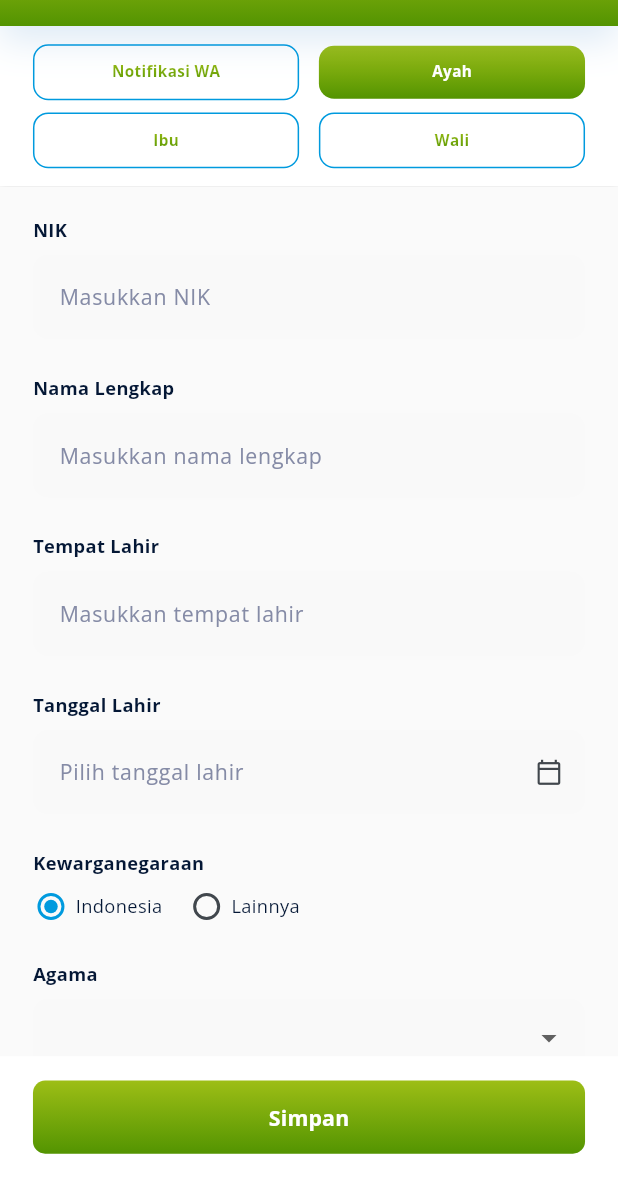
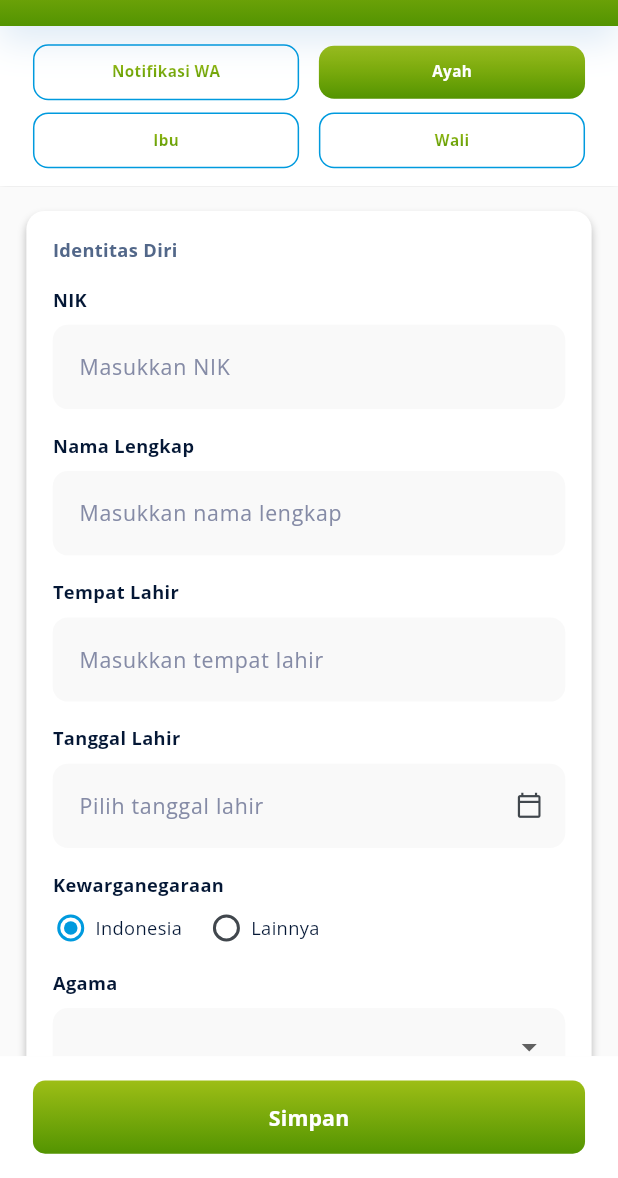
Before and after one commit to Soejii/icarus, a Flutter app: the EditPersonalInfoScreen screen opened by its route, after a tap on "Ayah", on a phone screen of 412 x 824 dp, the part 58-1236 px from its top. Run offline on Flutter 3.47's test engine with Material 3 defaults, Android fonts, the phone set to English and light mode, and no system bars; our stand-ins replace dio, firebase_analytics, firebase_core, firebase_messaging, flutter_hooks, flutter_local_notifications and 11 more; missing offline and left inert: android_intent_plus; accounts and stored records are empty; generated files the repository leaves out were written again; network calls fail.

Commit message:
refactor: group form fields into section cards for edit personal info
Reorganized form fields into themed white section cards (Identitas Diri, Alamat, Pekerjaan, Kontak, Kebutuhan Khusus) with rounded corners and shadows, following the pattern from absence_letter feature. Added sectionCard() helper method to both ParentDataFormWidget and WhatsappFormWidget. Adjusted padding and spacing to align with card-based layout. Background remains grey.shade50 (set by parent).

Co-Authored-By: Claude Sonnet 4.6 <noreply@anthropic.com>

```diff
--- a/lib/features/edit_personal_info/presentation/widgets/parent_data_form_widget.dart
+++ b/lib/features/edit_personal_info/presentation/widgets/parent_data_form_widget.dart
@@ -1,6 +1,7 @@
 import 'package:flutter/material.dart';
 import 'package:flutter_screenutil/flutter_screenutil.dart';
 import 'package:hooks_riverpod/hooks_riverpod.dart';
+import 'package:icarus/app/theme/brand_palette.dart';
 import 'package:icarus/features/edit_personal_info/presentation/widgets/labeled_dropdown_field_widget.dart';
 import 'package:icarus/features/edit_personal_info/presentation/widgets/labeled_form_field_widget.dart';
 import 'package:icarus/features/edit_personal_info/presentation/widgets/labeled_radio_group_widget.dart';
@@ -101,33 +102,62 @@ class _ParentDataFormWidgetState extends ConsumerState<ParentDataFormWidget> {
     }
   }
 
+  sectionCard(String title, List<Widget> children) {
+    return Container(
+      width: double.infinity,
+      padding: EdgeInsets.all(16.w),
+      decoration: BoxDecoration(
+        color: Colors.white,
+        borderRadius: BorderRadius.circular(12.r),
+        boxShadow: context.brand.shadow,
+      ),
+      child: Column(
+        crossAxisAlignment: CrossAxisAlignment.start,
+        children: [
+          Text(
+            title,
+            style: TextStyle(
+              fontFamily: 'OpenSans',
+              fontSize: 12.sp,
+              fontWeight: FontWeight.w600,
+              color: context.brand.textSecondary,
+            ),
+          ),
+          SizedBox(height: 16.h),
+          ...children,
+        ],
+      ),
+    );
+  }
+
   @override
   Widget build(BuildContext context) {
     return Form(
       key: _formKey,
       child: ListView(
         physics: const ClampingScrollPhysics(),
-        padding: EdgeInsets.symmetric(horizontal: 20.w, vertical: 20.h),
+        padding: EdgeInsets.symmetric(horizontal: 16.w, vertical: 16.h),
         children: [
+          sectionCard('Identitas Diri', [
             LabeledFormFieldWidget(
               controller: _nikController,
               label: 'NIK',
               hintText: 'Masukkan NIK',
               keyboardType: TextInputType.number,
             ),
-          SizedBox(height: 24.h),
+            SizedBox(height: 16.h),
             LabeledFormFieldWidget(
               controller: _namaController,
               label: 'Nama Lengkap',
               hintText: 'Masukkan nama lengkap',
             ),
-          SizedBox(height: 24.h),
+            SizedBox(height: 16.h),
             LabeledFormFieldWidget(
               controller: _tempatLahirController,
               label: 'Tempat Lahir',
               hintText: 'Masukkan tempat lahir',
             ),
-          SizedBox(height: 24.h),
+            SizedBox(height: 16.h),
             LabeledFormFieldWidget(
               controller: _tanggalLahirController,
               label: 'Tanggal Lahir',
@@ -136,7 +166,7 @@ class _ParentDataFormWidgetState extends ConsumerState<ParentDataFormWidget> {
               onTap: _pickDate,
               suffixIcon: Icon(Icons.calendar_today_outlined, size: 18.r),
             ),
-          SizedBox(height: 24.h),
+            SizedBox(height: 16.h),
             LabeledRadioGroupWidget(
               label: 'Kewarganegaraan',
               options: const ['Indonesia', 'Lainnya'],
@@ -157,14 +187,16 @@ class _ParentDataFormWidgetState extends ConsumerState<ParentDataFormWidget> {
                     )
                   : const SizedBox.shrink(),
             ),
-          SizedBox(height: 24.h),
+            SizedBox(height: 16.h),
             LabeledDropdownFieldWidget(
               label: 'Agama',
               value: _agama,
               items: _agamaOptions,
               onChanged: (value) => setState(() => _agama = value),
             ),
-          SizedBox(height: 24.h),
+          ]),
+          SizedBox(height: 16.h),
+          sectionCard('Alamat', [
             LabeledFormFieldWidget(
               controller: _alamatController,
               label: 'Alamat',
@@ -172,47 +204,53 @@ class _ParentDataFormWidgetState extends ConsumerState<ParentDataFormWidget> {
               maxLines: 3,
               minLines: 3,
             ),
-          SizedBox(height: 24.h),
+          ]),
+          SizedBox(height: 16.h),
+          sectionCard('Pekerjaan', [
             LabeledDropdownFieldWidget(
               label: 'Pendidikan',
               value: _pendidikan,
               items: _pendidikanOptions,
               onChanged: (value) => setState(() => _pendidikan = value),
             ),
-          SizedBox(height: 24.h),
+            SizedBox(height: 16.h),
             LabeledFormFieldWidget(
               controller: _pekerjaanController,
               label: 'Pekerjaan',
               hintText: 'Masukkan pekerjaan',
             ),
-          SizedBox(height: 24.h),
+            SizedBox(height: 16.h),
             LabeledFormFieldWidget(
               controller: _tempatKerjaController,
               label: 'Tempat Kerja',
               hintText: 'Masukkan tempat kerja',
             ),
-          SizedBox(height: 24.h),
+            SizedBox(height: 16.h),
             LabeledDropdownFieldWidget(
               label: 'Penghasilan',
               value: _penghasilan,
               items: _penghasilanOptions,
               onChanged: (value) => setState(() => _penghasilan = value),
             ),
-          SizedBox(height: 24.h),
+          ]),
+          SizedBox(height: 16.h),
+          sectionCard('Kontak', [
             LabeledFormFieldWidget(
               controller: _noTeleponController,
               label: 'No. Telepon',
               hintText: 'Masukkan nomor telepon',
               keyboardType: TextInputType.phone,
             ),
-          SizedBox(height: 24.h),
+            SizedBox(height: 16.h),
             LabeledFormFieldWidget(
               controller: _emailController,
               label: 'Email',
               hintText: 'Masukkan email',
               keyboardType: TextInputType.emailAddress,
             ),
-          SizedBox(height: 24.h),
+          ]),
+          SizedBox(height: 16.h),
+          sectionCard('Kebutuhan Khusus', [
             LabeledRadioGroupWidget(
               label: 'Berkebutuhan Khusus',
               options: const ['Ya', 'Tidak'],
@@ -220,6 +258,7 @@ class _ParentDataFormWidgetState extends ConsumerState<ParentDataFormWidget> {
               onChanged: (value) =>
                   setState(() => _berkebutuhanKhusus = value ?? 'Tidak'),
             ),
+          ]),
           SizedBox(height: 32.h),
         ],
       ),
--- a/lib/features/edit_personal_info/presentation/widgets/whatsapp_form_widget.dart
+++ b/lib/features/edit_personal_info/presentation/widgets/whatsapp_form_widget.dart
@@ -1,6 +1,7 @@
 import 'package:flutter/material.dart';
 import 'package:flutter_screenutil/flutter_screenutil.dart';
 import 'package:hooks_riverpod/hooks_riverpod.dart';
+import 'package:icarus/app/theme/brand_palette.dart';
 import 'package:icarus/features/edit_personal_info/presentation/widgets/labeled_form_field_widget.dart';
 
 class WhatsappFormWidget extends ConsumerStatefulWidget {
@@ -29,27 +30,57 @@ class _WhatsappFormWidgetState extends ConsumerState<WhatsappFormWidget> {
     super.dispose();
   }
 
+  sectionCard(String title, List<Widget> children) {
+    return Container(
+      width: double.infinity,
+      padding: EdgeInsets.all(16.w),
+      decoration: BoxDecoration(
+        color: Colors.white,
+        borderRadius: BorderRadius.circular(12.r),
+        boxShadow: context.brand.shadow,
+      ),
+      child: Column(
+        crossAxisAlignment: CrossAxisAlignment.start,
+        children: [
+          Text(
+            title,
+            style: TextStyle(
+              fontFamily: 'OpenSans',
+              fontSize: 12.sp,
+              fontWeight: FontWeight.w600,
+              color: context.brand.textSecondary,
+            ),
+          ),
+          SizedBox(height: 16.h),
+          ...children,
+        ],
+      ),
+    );
+  }
+
   @override
   Widget build(BuildContext context) {
     return Form(
       key: _formKey,
       child: ListView(
         physics: const ClampingScrollPhysics(),
-        padding: EdgeInsets.symmetric(horizontal: 20.w, vertical: 20.h),
+        padding: EdgeInsets.symmetric(horizontal: 16.w, vertical: 16.h),
         children: [
+          sectionCard('Nomor WhatsApp', [
             LabeledFormFieldWidget(
               controller: _wa1Controller,
               label: 'Nomor WhatsApp 1',
               hintText: 'Masukkan nomor WhatsApp',
               keyboardType: TextInputType.phone,
             ),
-          SizedBox(height: 24.h),
+            SizedBox(height: 16.h),
             LabeledFormFieldWidget(
               controller: _wa2Controller,
               label: 'Nomor WhatsApp 2',
               hintText: 'Masukkan nomor WhatsApp',
               keyboardType: TextInputType.phone,
             ),
+          ]),
           SizedBox(height: 32.h),
         ],
       ),
```
Lines whose indentation alone changed are shown as unchanged.
